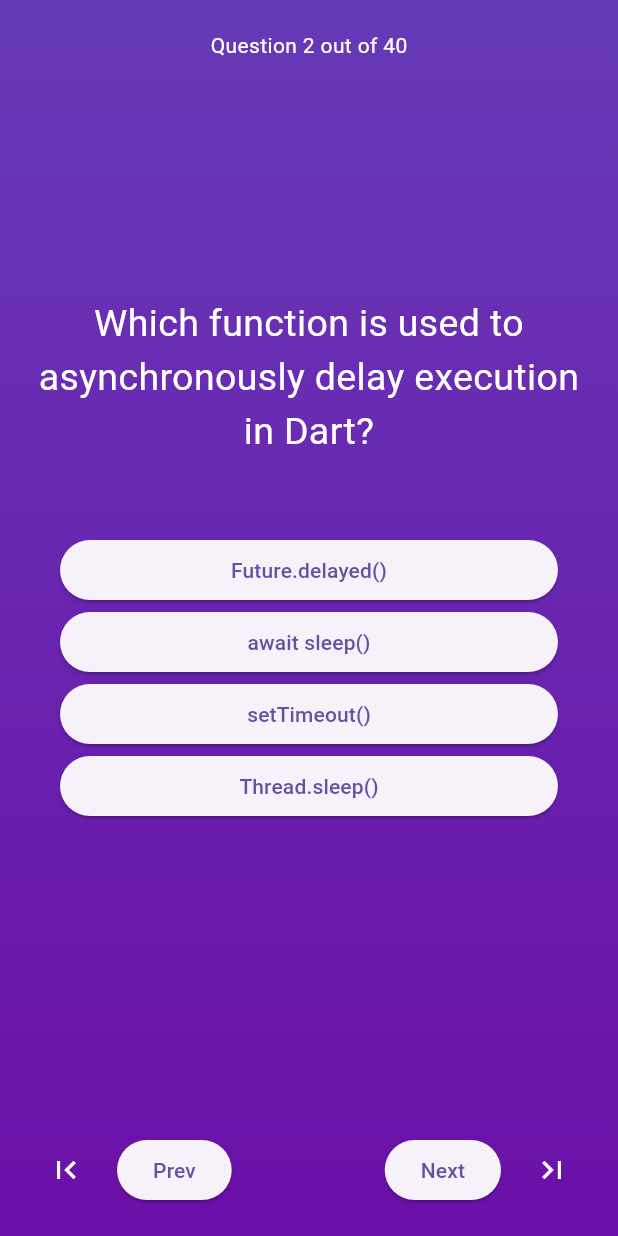
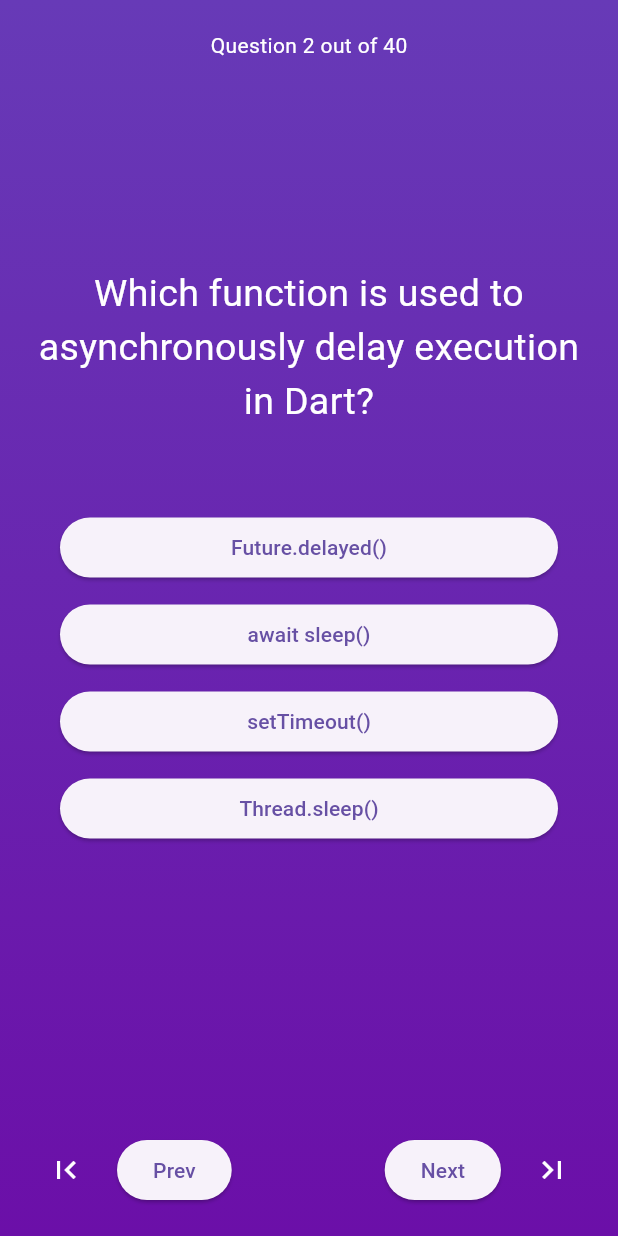
Before and after one commit to lonewanderer27/flutter-dart-projects, a Flutter app: the screen it shows after launch, after a tap on "Start Quiz", after a tap on "Next", on a phone screen of 412 x 824 dp. Run offline on Flutter 3.47's test engine with Material 3 defaults, Android fonts, the phone set to English and light mode, and no system bars; our stand-ins replace audioplayers, fluttertoast, lottie.

Commit message:
style(choices): add vertical padding to each choice

```diff
--- a/quiz_app/lib/widgets/choices.dart
+++ b/quiz_app/lib/widgets/choices.dart
@@ -26,24 +26,32 @@ class Choices extends StatelessWidget {
           children: [
             if (question is MultipleChoiceQuestion) ...[
               ...(question as MultipleChoiceQuestion).options.map((opt) {
-                return AnswerButton(
+                return Padding(
+                    padding: EdgeInsets.symmetric(vertical: 5),
+                    child: AnswerButton(
                         label: opt,
                         onPressed: () {
                           setAnswer(opt);
-                    });
+                        }));
               })
             ],
             if (question is TrueFalseQuestion) ...[
-              AnswerButton(
+              Padding(
+                padding: EdgeInsets.symmetric(vertical: 5),
+                child: AnswerButton(
                     label: 'True',
                     onPressed: () {
                       setAnswer('true');
                     }),
-              AnswerButton(
+              ),
+              Padding(
+                padding: EdgeInsets.symmetric(vertical: 5),
+                child: AnswerButton(
                     label: 'False',
                     onPressed: () {
                       setAnswer('false');
-                  })
+                    }),
+              )
             ],
             if (question is FillInTheBlankQuestion) ...[
               TextField(
```
Lines whose indentation alone changed are shown as unchanged.
